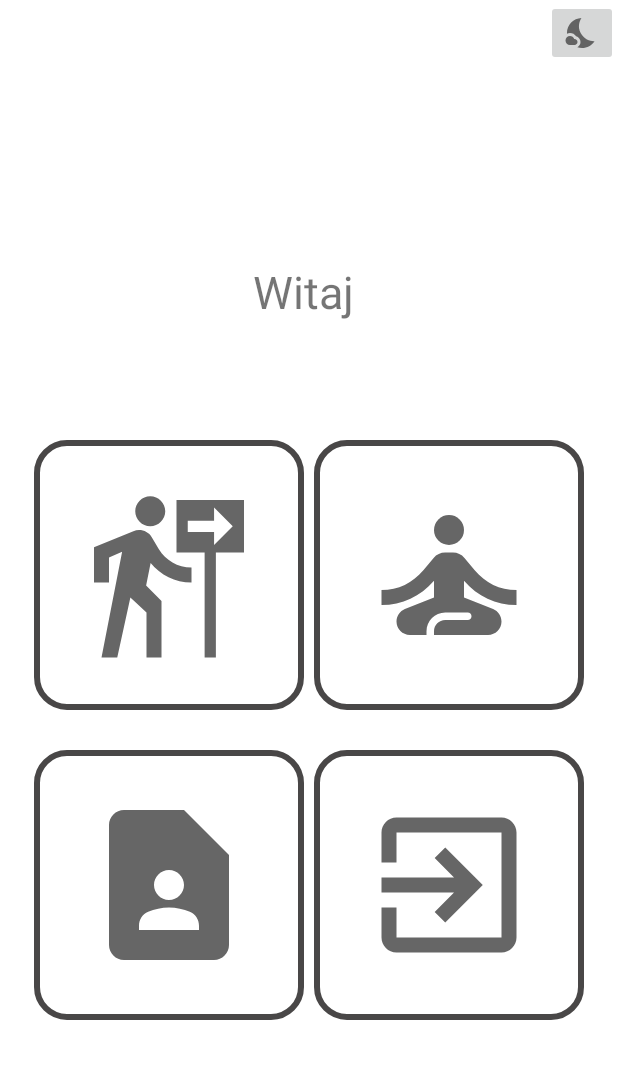
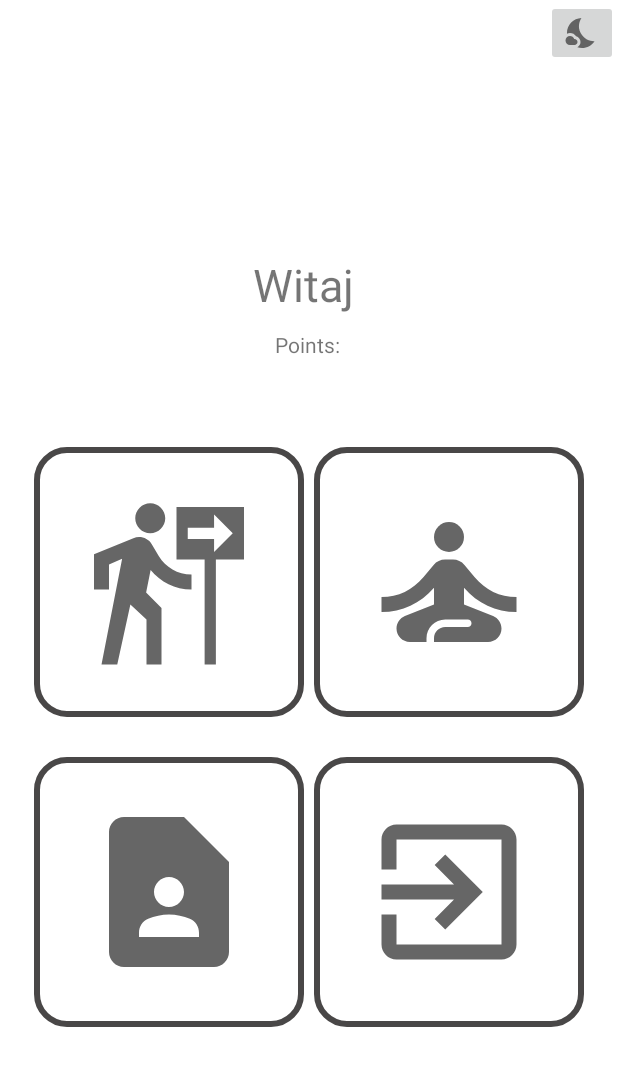
Before and after one commit to MichalDurlak/MyPersonalTrainer, an Android app: the HomePageActivity screen opened directly, with no data from a screen before it, on a phone screen of 412 x 824 dp. Shown: the top 1066 px of the screen. Run offline under Robolectric (Android 15) with nearby library versions, the phone set to English and light mode, and no system bars; 3 statements that could not run were skipped.

Commit message:
Added points to database When user create profile -> set point to 0 Added UserChallenges Activity

```diff
--- a/app/src/main/AndroidManifest.xml
+++ b/app/src/main/AndroidManifest.xml
@@ -9,7 +9,8 @@
         android:roundIcon="@mipmap/ic_launcher_round"
         android:supportsRtl="true"
         android:theme="@style/Theme.MyPersonalTrainer">
-        <activity android:name=".SidebarHomePage"></activity>
+        <activity android:name=".UserChallenges"></activity>
+        <activity android:name=".SidebarHomePage" />
         <activity android:name=".HomePageActivity" />
         <activity android:name=".HomePage" />
         <activity android:name=".RegisterActivity" />
--- a/app/src/main/java/com/example/mypersonaltrainer/HomePageActivity.kt
+++ b/app/src/main/java/com/example/mypersonaltrainer/HomePageActivity.kt
@@ -8,6 +8,7 @@ import android.view.View
 import android.widget.TextView
 import androidx.appcompat.app.AlertDialog
 import androidx.appcompat.app.AppCompatDelegate
+import com.example.wsbzajecia2.UserDB
 
 import kotlinx.android.synthetic.main.activity_home_page.*
 import kotlinx.android.synthetic.main.activity_main.*
@@ -22,9 +23,22 @@ class HomePageActivity : AppCompatActivity() {
 
 
         val nameToWelcome = intent.getStringExtra("nameToWelcome_key")
+        val tempnameToWelcome = intent.getStringExtra("nameLoginback_key")
 
-        val nameToWelcomeTextView: TextView = findViewById(R.id.txt_NameFromDatabase)
-        nameToWelcomeTextView.text = nameToWelcome.toString().capitalize()
+//        val nameToWelcomeTextView: TextView = findViewById(R.id.txt_NameFromDatabase)
+//        nameToWelcomeTextView.text = nameToWelcome.toString().capitalize()
+
+        if (nameToWelcome.equals("null")){
+            txt_NameFromDatabase.text = tempnameToWelcome.toString().capitalize()
+        } else {
+            txt_NameFromDatabase.text = nameToWelcome.toString().capitalize()
+        }
+
+
+
+        val userDB: UserDB = UserDB(this)
+        txt_Points2.text = userDB.checkPointUser(nameToWelcome.toString()).toString()
+
 
 
 
@@ -60,6 +74,16 @@ class HomePageActivity : AppCompatActivity() {
         }
 
 
+        img_challanges.setOnClickListener(){
+            val intent = Intent(this@HomePageActivity, UserChallenges::class.java)
+            val nameLogin = nameToWelcome.toString()
+            intent.putExtra("nameLogin_key", nameLogin)
+            startActivity(intent)
+
+
+        }
+
+
 
     }
 
--- a/app/src/main/java/com/example/mypersonaltrainer/RegisterActivity.kt
+++ b/app/src/main/java/com/example/mypersonaltrainer/RegisterActivity.kt
@@ -92,6 +92,7 @@ class RegisterActivity : AppCompatActivity() {
         } else {
             usex = "Man"
         }
+        var upoint : Int = 0
 
 
 
@@ -99,7 +100,7 @@ class RegisterActivity : AppCompatActivity() {
 
         if (!uname.isEmpty() && !upassword.isEmpty() && !uemail.isEmpty() && !uage.isNullOrEmpty() && !uweight.isNullOrEmpty()){
             val status =
-                    userDB.addUser(UserModel(0,uname,upassword,uemail,uage,uweight,usex))
+                    userDB.addUser(UserModel(0,uname,upassword,uemail,uage,uweight,usex,upoint))
 
 
             if (status > -1){
--- a/app/src/main/java/com/example/mypersonaltrainer/UserModel.kt
+++ b/app/src/main/java/com/example/mypersonaltrainer/UserModel.kt
@@ -1,4 +1,4 @@
 package com.example.mypersonaltrainer
 
 
-class UserModel (val uid: Int, val uname: String, val upassword: String,  val uemail: String, val uage: String, val uweight: String, val usex: String)
+class UserModel (val uid: Int, val uname: String, val upassword: String,  val uemail: String, val uage: String, val uweight: String, val usex: String, val upoint: Int)
--- a/app/src/main/res/layout/activity_home_page.xml
+++ b/app/src/main/res/layout/activity_home_page.xml
@@ -38,10 +38,17 @@
         >
 
         <LinearLayout
+            android:layout_width="match_parent"
+            android:layout_height="wrap_content"
+            android:orientation="vertical"
+            android:layout_marginBottom="45dp"
+            >
+
+            <LinearLayout
                 android:layout_width="wrap_content"
                 android:layout_height="wrap_content"
                 android:layout_gravity="center"
-            android:layout_marginBottom="65dp"
+                android:layout_marginBottom="10dp"
                 android:gravity="center"
                 android:orientation="horizontal">
 
@@ -58,6 +65,35 @@
                     android:layout_height="wrap_content"
 
                     android:textSize="30sp" />
+
+            </LinearLayout>
+
+            <LinearLayout
+                android:layout_width="wrap_content"
+                android:layout_height="wrap_content"
+                android:orientation="horizontal"
+                android:gravity="center"
+                android:layout_gravity="center"
+                >
+
+                <TextView
+                    android:id="@+id/txt_Points"
+                    android:layout_width="wrap_content"
+                    android:layout_height="wrap_content"
+                    android:layout_weight="1"
+                    android:text="Points: "
+                    android:gravity="center"
+                    android:layout_gravity="center"/>
+
+                <TextView
+                    android:id="@+id/txt_Points2"
+                    android:layout_width="wrap_content"
+                    android:layout_height="wrap_content"
+                    android:layout_weight="1"
+                    android:gravity="center"
+                    android:layout_gravity="center"/>
+            </LinearLayout>
+
         </LinearLayout>
 
         <LinearLayout
```
Also changed, not shown: app/src/main/java/com/example/mypersonaltrainer/UserChallenges.kt (added, +40 -0 lines), app/src/main/java/com/example/mypersonaltrainer/UserDB.kt (+19 -2 lines), app/src/main/res/layout/activity_user_challenges.xml (added, +45 -0 lines). Lines whose indentation alone changed are shown as unchanged.
